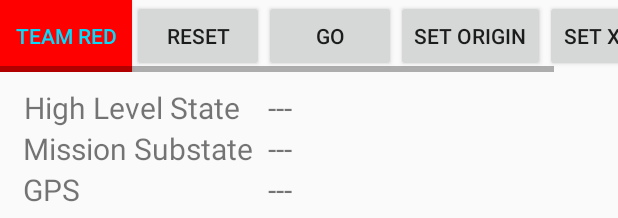
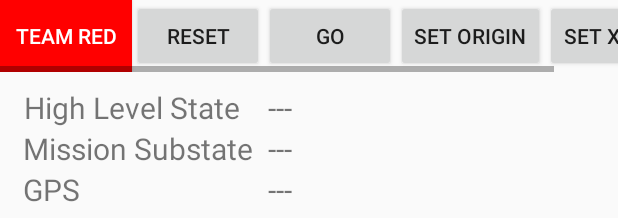
Before and after one commit to monkeycade/ME435_final_project, an Android app: the layout activity_state_machine_competition.xml on its own in the app's theme, with its tools: preview values and no code run, on a phone screen of 412 x 824 dp. Shown: the top 218 px of the screen. Run offline under Robolectric (Android 15) with nearby library versions, the phone set to English and light mode, and no system bars.

Commit message:
edited the statemachine layout colors

```diff
--- a/Android/Main app/app/src/main/res/layout/activity_state_machine_competition.xml
+++ b/Android/Main app/app/src/main/res/layout/activity_state_machine_competition.xml
@@ -22,7 +22,7 @@
                 android:layout_width="wrap_content"
                 android:layout_height="wrap_content"
                 android:layout_alignParentRight="true"
-                android:textColor="@android:color/holo_blue_bright"
+                android:textColor="@android:color/white"
                 android:background="#ff0000"
                 android:textOff="Team RED"
                 android:textOn="Team BLUE" />
```
